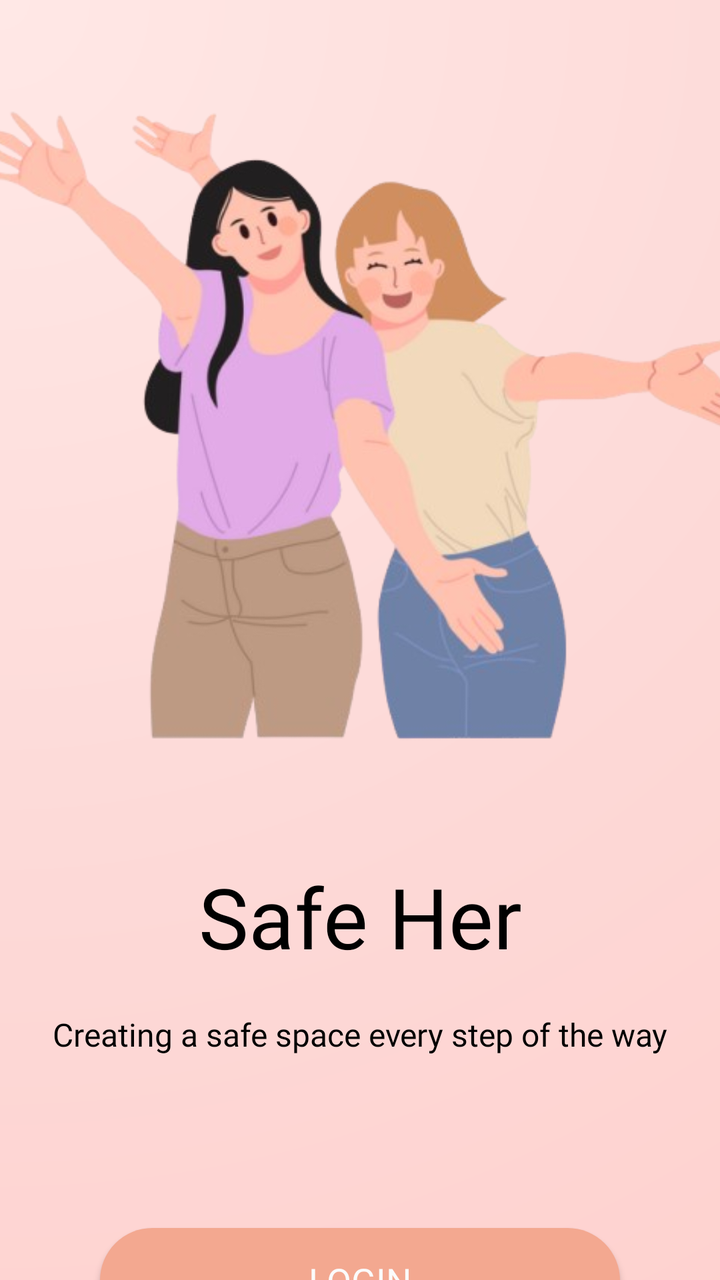
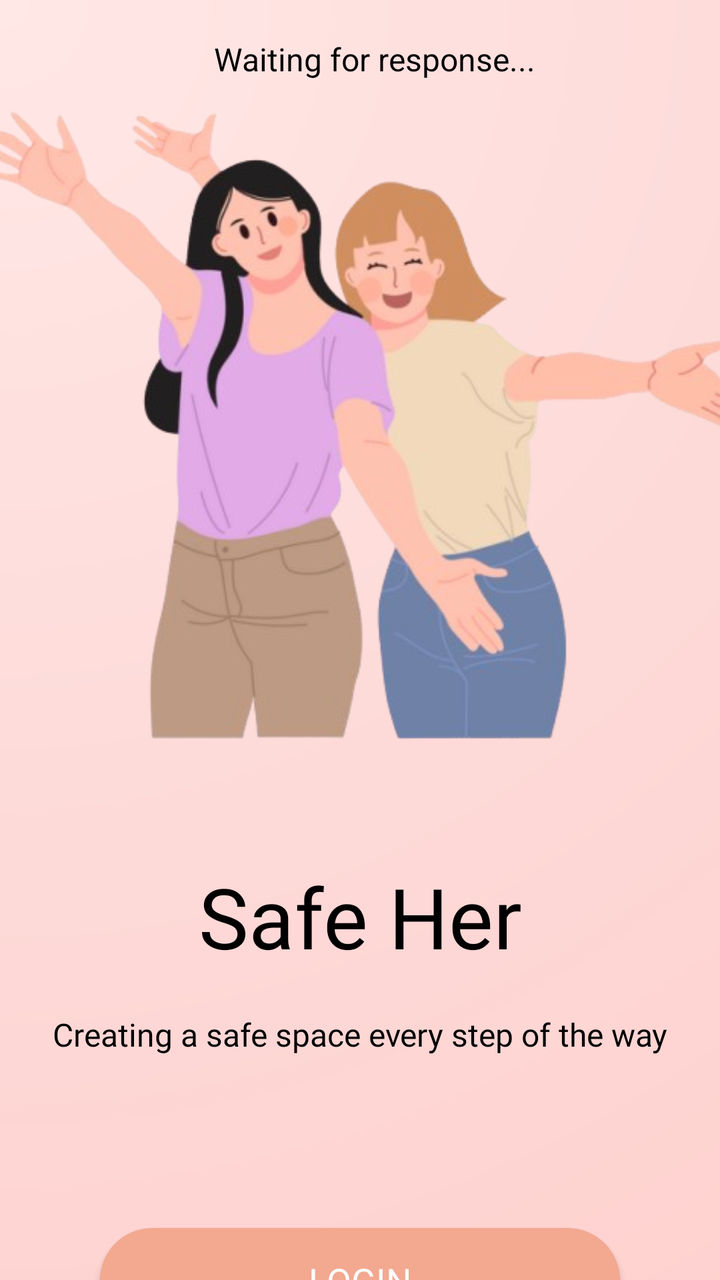

Two renders of the same Android screen: before a commit and after it. Below are the layout's source before the change and the commit's diff.
<!-- AndroidManifest.xml: application theme Theme.SafeHer -->
<!-- res/layout/fragment_home_page.xml -->
<?xml version="1.0" encoding="utf-8"?>
<androidx.constraintlayout.widget.ConstraintLayout xmlns:android="http://schemas.android.com/apk/res/android"
    xmlns:app="http://schemas.android.com/apk/res-auto"
    xmlns:tools="http://schemas.android.com/tools"
    android:id="@+id/main"
    android:layout_width="match_parent"
    android:layout_height="match_parent"
    android:background="@drawable/gradient_background"
    tools:context=".auth.MainActivity">

    <androidx.appcompat.widget.AppCompatImageView
        android:id="@+id/main_activity_mainpage_lottie"
        android:layout_width="400dp"
        android:layout_height="375dp"
        android:layout_marginHorizontal="0dp"
        android:layout_marginTop="25dp"
        android:src="@drawable/mainpage_lottie"
        app:layout_constraintLeft_toLeftOf="parent"
        app:layout_constraintRight_toRightOf="parent"
        app:layout_constraintTop_toTopOf="parent" />

    <androidx.appcompat.widget.AppCompatTextView
        android:id="@+id/main_activity_title"
        android:fontFamily="@font/poppins_semibold"
        android:textColor="@color/black"
        android:layout_width="wrap_content"
        android:layout_height="wrap_content"
        android:layout_marginTop="30dp"
        android:text="@string/app_name"
        android:textSize="42dp"
        app:layout_constraintLeft_toLeftOf="parent"
        app:layout_constraintRight_toRightOf="parent"
        app:layout_constraintTop_toBottomOf="@+id/main_activity_mainpage_lottie"
        tools:ignore="SpUsage" />

    <androidx.appcompat.widget.AppCompatTextView
        android:id="@+id/main_activity_subtitle"
        android:layout_width="wrap_content"
        android:layout_height="wrap_content"
        android:layout_marginTop="20dp"
        android:fontFamily="@font/poppins_regular"
        android:gravity="center"
        android:lineSpacingExtra="4dp"
        android:text="Creating a safe space every step of the way"
        android:textColor="@color/black"
        android:textSize="16dp"
        app:layout_constraintEnd_toEndOf="parent"
        app:layout_constraintStart_toStartOf="parent"
        app:layout_constraintTop_toBottomOf="@+id/main_activity_title"
        tools:ignore="HardcodedText,SpUsage" />

    <com.google.android.material.button.MaterialButton
        android:id="@+id/main_activity_login_button"
        style="@style/BloomsButton"
        android:layout_marginTop="80dp"
        android:text="@string/login"
        app:layout_constraintEnd_toEndOf="parent"
        app:layout_constraintStart_toStartOf="parent"
        app:layout_constraintTop_toBottomOf="@+id/main_activity_subtitle"/>

    <com.google.android.material.button.MaterialButton
        android:id="@+id/main_activity_signup_button"
        android:layout_marginTop="20dp"
        android:text="@string/sign_up"
        app:layout_constraintEnd_toEndOf="parent"
        app:layout_constraintStart_toStartOf="parent"
        app:layout_constraintTop_toBottomOf="@+id/main_activity_login_button"
        android:layout_width="0dp"
        android:layout_height="wrap_content"
        android:layout_marginHorizontal="50dp"
        android:backgroundTint="#00000000"
        android:fontFamily="@font/poppins_medium"
        android:letterSpacing="0"
        android:padding="14dp"
        android:textAllCaps="false"
        android:textColor="@color/white"
        android:textSize="18dp"
        app:cornerRadius="30dp"
        app:strokeColor="@color/button_pink"
        app:strokeWidth="3dp"
        tools:ignore="SpUsage"/>

</androidx.constraintlayout.widget.ConstraintLayout>
<!-- resources referenced by this layout -->
<resources>
  <color name="black">#FF000000</color>
  <color name="button_pink">#f3a890</color>
  <color name="white">#FBFBFB</color>
  <!-- drawable gradient_background (drawable) -->
  <?xml version="1.0" encoding="utf-8"?>
  <shape xmlns:android="http://schemas.android.com/apk/res/android">
      <gradient
          android:type="radial"
          android:gradientRadius="250%p"
          android:centerX="0"
          android:centerY="0"
          android:startColor="#FFE8E6"
          android:centerColor="#FDD9D7"
          android:endColor="#FFCECB" />
  </shape>
  <!-- drawable mainpage_lottie: png bitmap (drawable, 142123 bytes) -->
  <string name="app_name">Safe Her</string>
  <string name="login">LOGIN</string>
  <string name="sign_up">SIGN UP</string>
  <style name="BloomsButton" parent="Widget.MaterialComponents.Button">
          <item name="android:layout_width">0dp</item>
          <item name="android:layout_height">wrap_content</item>
          <item name="android:layout_marginHorizontal">50dp</item>
          <item name="android:fontFamily">@font/poppins_medium</item>
          <item name="android:letterSpacing">0</item>
          <item name="android:padding">14dp</item>
          <item name="android:textAllCaps">false</item>
          <item name="android:textColor">@color/second_white</item>
          <item name="android:textSize" tools:ignore="SpUsage">18dp</item>
          <item name="cornerRadius">30dp</item>
          <item name="backgroundTint">@color/button_pink</item>
      </style>
  <style name="Theme.SafeHer" parent="Base.Theme.SafeHer" />
  <color name="second_white">#FBFBFB</color>
  <style name="Base.Theme.SafeHer" parent="Theme.MaterialComponents.NoActionBar">
          
          
      </style>
</resources>

<!-- the commit's change to res/layout/fragment_home_page.xml (unified diff, before → after) -->
@@ -80,4 +80,24 @@
         app:strokeWidth="3dp"
         tools:ignore="SpUsage"/>
 
+
+    
+
+    <TextView
+        android:id="@+id/api_test_message"
+        android:layout_width="wrap_content"
+        android:layout_height="wrap_content"
+        android:layout_gravity="center_horizontal"
+        android:text="Waiting for response..."
+        android:textSize="16sp"
+        android:textColor="@color/black"
+        app:layout_constraintBottom_toBottomOf="parent"
+        app:layout_constraintEnd_toEndOf="parent"
+        app:layout_constraintHorizontal_bias="0.537"
+        app:layout_constraintStart_toStartOf="parent"
+        app:layout_constraintTop_toTopOf="parent"
+        app:layout_constraintVertical_bias="0.03" />
+
+    
+
 </androidx.constraintlayout.widget.ConstraintLayout>
